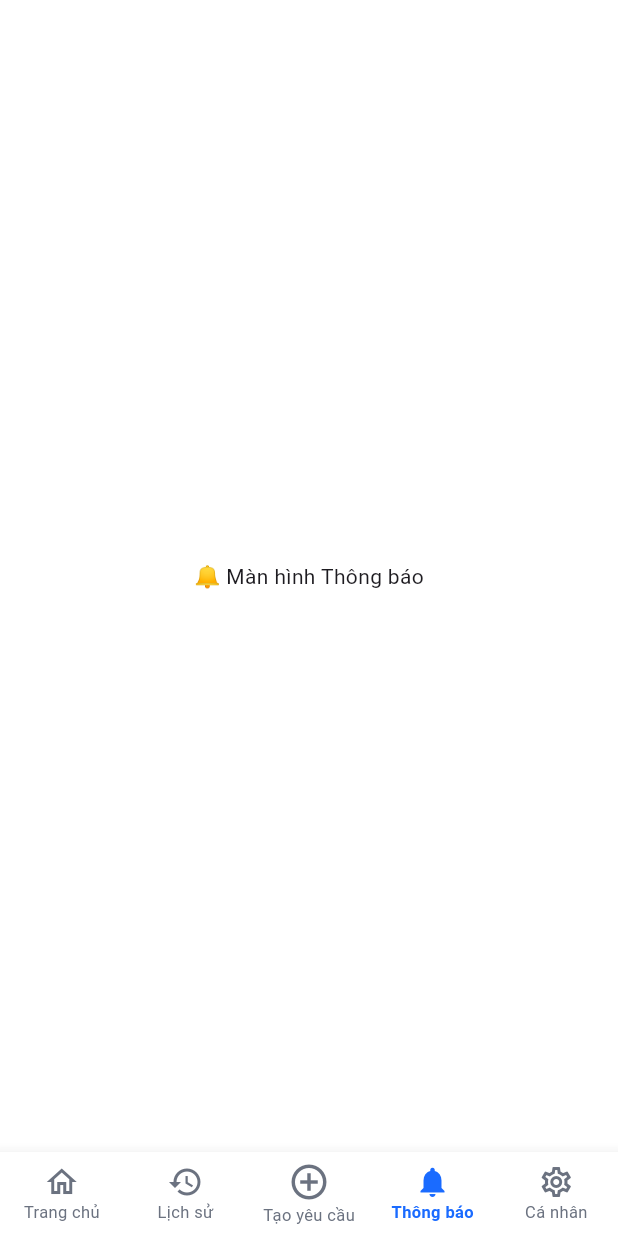
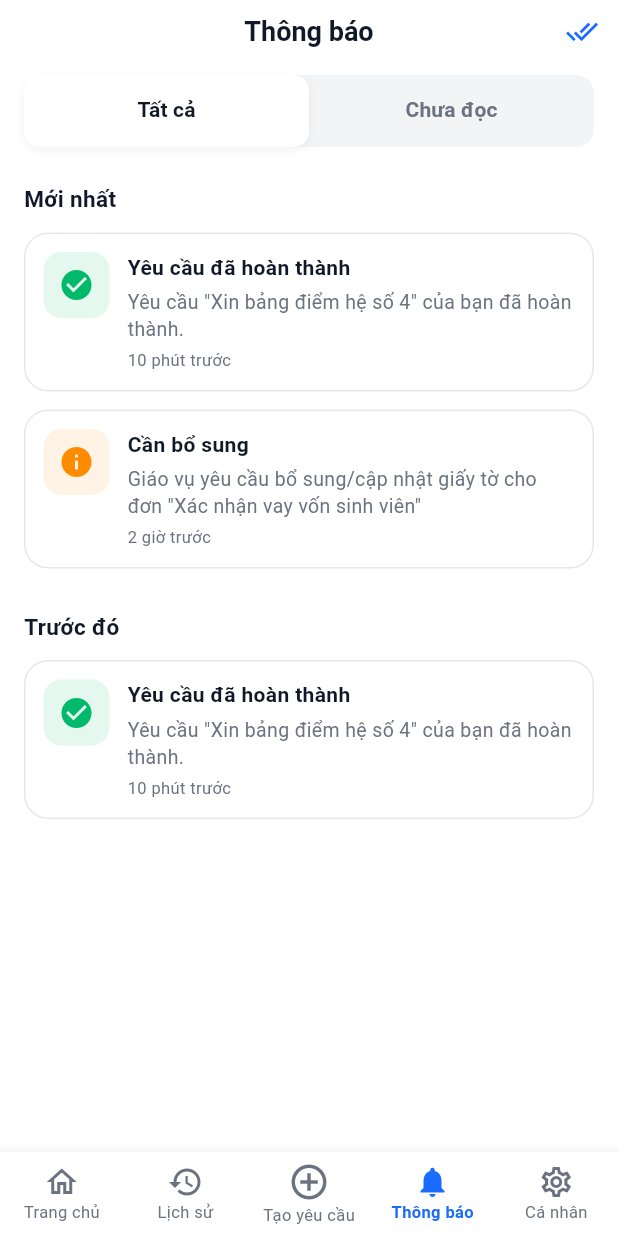
Before and after one commit to NThien315/huit-student-request-app, a Flutter app: the screen it shows after launch, item 4 of the bottom bar chosen, on a phone screen of 412 x 824 dp. Run offline on Flutter 3.47's test engine with Material 3 defaults, Android fonts, the phone set to English and light mode, and no system bars; our stand-ins replace shared_preferences; Roboto replaces fonts that are missing (BeVietnamPro).

Commit message:
Hoàn thiện UI Shell: Trang chủ, Lịch sử, Form, Thông báo, Cá nhân

```diff
--- a/lib/ui/screens/student/create_request_screen.dart
+++ b/lib/ui/screens/student/create_request_screen.dart
@@ -66,7 +66,7 @@ class _CreateRequestScreenState extends State<CreateRequestScreen> {
                 child: Column(
                   crossAxisAlignment: CrossAxisAlignment.start,
                   children: [
-                    // 1. Gợi ý Auto-fill xịn xò
+                    // 1. Gợi ý Auto-fill
                     Container(
                       padding: const EdgeInsets.all(12),
                       decoration: BoxDecoration(color: AppColors.primarySV.withOpacity(0.1), borderRadius: BorderRadius.circular(8)),
--- a/lib/ui/screens/student/main_navigation.dart
+++ b/lib/ui/screens/student/main_navigation.dart
@@ -1,5 +1,7 @@
 import 'package:flutter/material.dart';
 import 'package:huit_student_request_app/ui/screens/student/create_request_screen.dart';
+import 'package:huit_student_request_app/ui/screens/student/notification_screen.dart';
+import 'package:huit_student_request_app/ui/screens/student/profile_screen.dart';
 import '../../../core/theme.dart';
 import 'home_screen.dart';
 import 'history_screen.dart';
@@ -18,9 +20,9 @@ class _MainNavigationState extends State<MainNavigation> {
   final List<Widget> _screens = [
     const HomeScreen(), // Tab 0: Trang chủ giao diện thật
     const HistoryScreen(), // Tab 1: Màn hình Lịch sử thật
-    const CreateRequestScreen(),
-    const Center(child: Text('🔔 Màn hình Thông báo')), // Tab 3
-    const Center(child: Text('👤 Màn hình Cá nhân')), // Tab 4
+    const CreateRequestScreen(), // Tab 2: Màn hình Tạo yêu cầu
+    const NotificationScreen(), // Tab 3: Màn hình Thông báo!
+    const ProfileScreen(), // Tab 4: Màn hình Cá nhân!
   ];
 
   void _onItemTapped(int index) {
--- /dev/null
+++ b/lib/ui/screens/student/notification_screen.dart
@@ -0,0 +1,103 @@
+import 'package:flutter/material.dart';
+import '../../../core/theme.dart';
+
+class NotificationScreen extends StatelessWidget {
+  const NotificationScreen({super.key});
+
+  @override
+  Widget build(BuildContext context) {
+    return DefaultTabController(
+      length: 2,
+      child: Scaffold(
+        backgroundColor: AppColors.white,
+        appBar: AppBar(
+          backgroundColor: AppColors.white,
+          elevation: 0,
+          centerTitle: true,
+          title: const Text('Thông báo', style: TextStyle(color: AppColors.gray900, fontSize: 18, fontWeight: FontWeight.bold)),
+          actions: [
+            IconButton(icon: const Icon(Icons.done_all, color: AppColors.primarySV, size: 22), onPressed: () {}),
+          ],
+          // TabBar lọc Tất cả / Chưa đọc chuẩn Figma
+          bottom: PreferredSize(
+            preferredSize: const Size.fromHeight(50),
+            child: Container(
+              margin: const EdgeInsets.symmetric(horizontal: 16, vertical: 8),
+              decoration: BoxDecoration(color: AppColors.gray100, borderRadius: BorderRadius.circular(12)),
+              child: TabBar(
+                indicator: BoxDecoration(color: AppColors.white, borderRadius: BorderRadius.circular(10), boxShadow: [BoxShadow(color: Colors.black.withOpacity(0.05), blurRadius: 4, offset: const Offset(0, 2))]),
+                labelColor: AppColors.gray900,
+                unselectedLabelColor: AppColors.gray500,
+                labelStyle: const TextStyle(fontWeight: FontWeight.bold, fontSize: 14),
+                indicatorSize: TabBarIndicatorSize.tab,
+                dividerColor: Colors.transparent,
+                tabs: const [Tab(text: 'Tất cả'), Tab(text: 'Chưa đọc')],
+              ),
+            ),
+          ),
+        ),
+        body: TabBarView(
+          children: [
+            _buildNotificationList(context),
+            const Center(child: Text('Không có thông báo chưa đọc')),
+          ],
+        ),
+      ),
+    );
+  }
+
+  Widget _buildNotificationList(BuildContext context) {
+    return ListView(
+      padding: const EdgeInsets.all(16),
+      children: [
+        _buildTimeHeader('Mới nhất'),
+        _buildNotifItem('Yêu cầu đã hoàn thành', 'Yêu cầu "Xin bảng điểm hệ số 4" của bạn đã hoàn thành.', '10 phút trước', Icons.check_circle, AppColors.success),
+        _buildNotifItem('Cần bổ sung', 'Giáo vụ yêu cầu bổ sung/cập nhật giấy tờ cho đơn "Xác nhận vay vốn sinh viên"', '2 giờ trước', Icons.info, AppColors.warning),
+        const SizedBox(height: 16),
+        _buildTimeHeader('Trước đó'),
+        _buildNotifItem('Yêu cầu đã hoàn thành', 'Yêu cầu "Xin bảng điểm hệ số 4" của bạn đã hoàn thành.', '10 phút trước', Icons.check_circle, AppColors.success),
+      ],
+    );
+  }
+
+  Widget _buildTimeHeader(String title) {
+    return Padding(
+      padding: const EdgeInsets.only(bottom: 12),
+      child: Text(title, style: const TextStyle(fontSize: 15, fontWeight: FontWeight.bold, color: AppColors.gray900)),
+    );
+  }
+
+  Widget _buildNotifItem(String title, String body, String time, IconData icon, Color color) {
+    return Container(
+      margin: const EdgeInsets.only(bottom: 12),
+      padding: const EdgeInsets.all(12),
+      decoration: BoxDecoration(
+        borderRadius: BorderRadius.circular(16),
+        border: Border.all(color: AppColors.gray200),
+      ),
+      child: Row(
+        crossAxisAlignment: CrossAxisAlignment.start,
+        children: [
+          Container(
+            padding: const EdgeInsets.all(10),
+            decoration: BoxDecoration(color: color.withOpacity(0.1), borderRadius: BorderRadius.circular(12)),
+            child: Icon(icon, color: color, size: 24),
+          ),
+          const SizedBox(width: 12),
+          Expanded(
+            child: Column(
+              crossAxisAlignment: CrossAxisAlignment.start,
+              children: [
+                Text(title, style: const TextStyle(fontWeight: FontWeight.bold, fontSize: 14, color: AppColors.gray900)),
+                const SizedBox(height: 4),
+                Text(body, style: const TextStyle(fontSize: 13, color: AppColors.gray500, height: 1.4)),
+                const SizedBox(height: 4),
+                Text(time, style: const TextStyle(fontSize: 11, color: AppColors.gray500)),
+              ],
+            ),
+          )
+        ],
+      ),
+    );
+  }
+}
```
Also changed, not shown: lib/ui/screens/student/personal_info_screen.dart (added, +59 -0 lines), lib/ui/screens/student/profile_screen.dart (added, +123 -0 lines).
